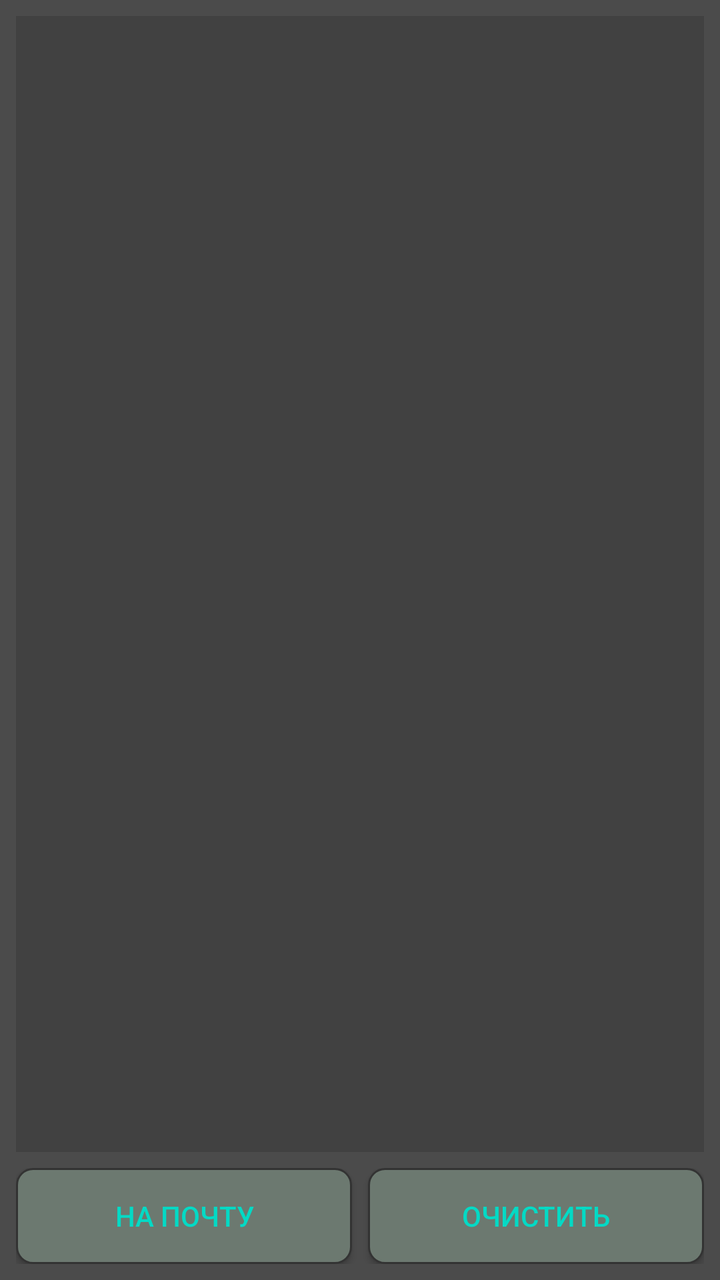
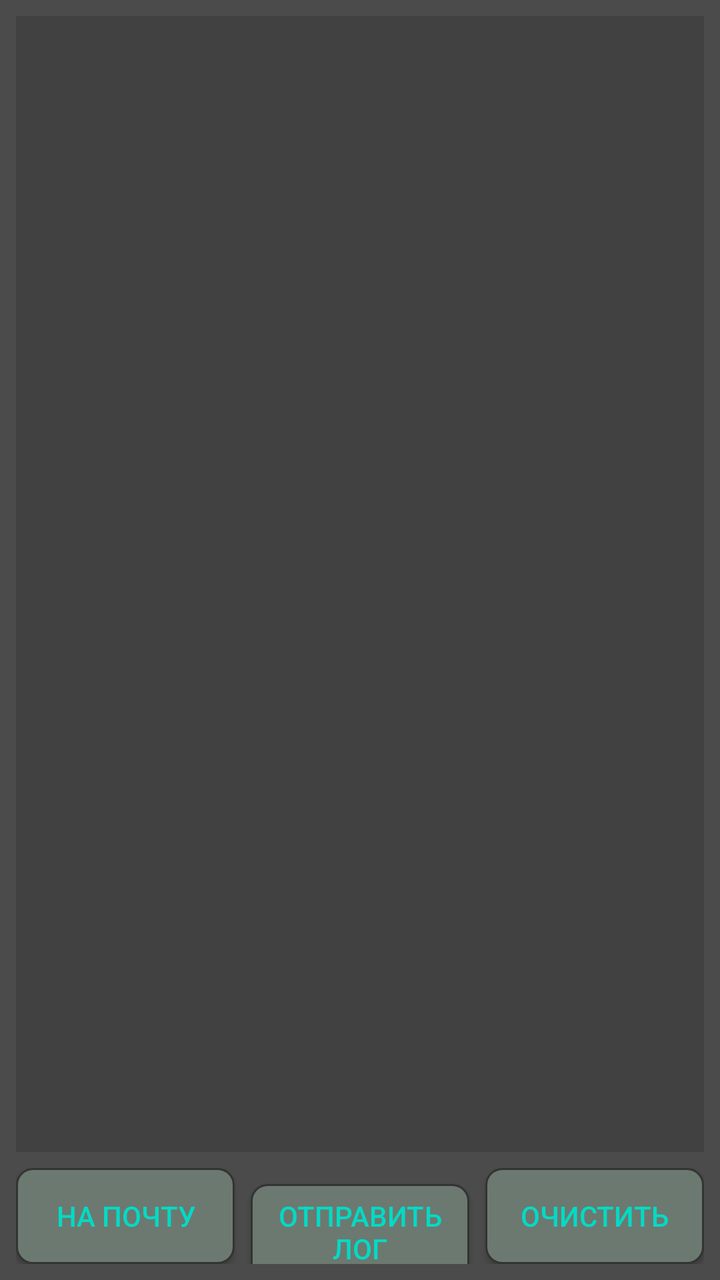

Two renders of the same Android screen: before a commit and after it. Below are the layout's source before the change and the commit's diff.
<!-- AndroidManifest.xml: application theme AppTheme -->
<!-- res/layout/activity_log.xml -->
<?xml version="1.0" encoding="utf-8"?>
<LinearLayout xmlns:android="http://schemas.android.com/apk/res/android"
    android:layout_width="match_parent"
    android:layout_height="match_parent"
    android:background="@color/colorback"
    android:orientation="vertical"
    android:padding="8dp">

    <ScrollView
        android:id="@+id/scrollView"
        android:layout_width="match_parent"
        android:layout_height="0dp"
        android:layout_weight="1"
        android:background="#22000000">

        <TextView
            android:id="@+id/tvLogs"
            android:layout_width="match_parent"
            android:layout_height="wrap_content"
            android:textColor="@color/colorButton"
            android:textSize="12sp"
            android:fontFamily="monospace" />
    </ScrollView>

    <LinearLayout
        android:layout_width="match_parent"
        android:layout_height="wrap_content"
        android:orientation="horizontal"
        android:layout_marginTop="8dp">

        <Button
            android:id="@+id/btnSendEmail"
            android:layout_width="0dp"
            android:layout_height="wrap_content"
            android:layout_weight="1"
            android:background="@drawable/roundshapebtn"
            android:text="НА ПОЧТУ"
            android:textColor="@color/colorButton" />

        <Button
            android:id="@+id/btnClearLogs"
            android:layout_width="0dp"
            android:layout_height="wrap_content"
            android:layout_weight="1"
            android:layout_marginLeft="8dp"
            android:background="@drawable/roundshapebtn"
            android:text="ОЧИСТИТЬ"
            android:textColor="@color/colorButton" />
    </LinearLayout>
</LinearLayout>
<!-- resources referenced by this layout -->
<resources>
  <color name="colorButton">#03dac5</color>
  <color name="colorback">#4b4b4b</color>
  <!-- drawable roundshapebtn (drawable) -->
  <?xml version="1.0" encoding="utf-8"?>
  <shape xmlns:android="http://schemas.android.com/apk/res/android"
      android:shape="rectangle">
      <corners android:radius="8dp" />
      <solid android:color="@color/colorButtonBack" />
      <stroke android:width="1dp" android:color="#333333" />
  </shape>
  <style name="AppTheme" parent="Theme.AppCompat.Light.NoActionBar">
          <item name="colorAccent">@color/colorAccent</item>
          <item name="colorPrimary">@color/colorPrimary</item>
          <item name="colorPrimaryDark">@color/colorPrimaryDark</item>
      </style>
  <color name="colorButtonBack">#6c7970</color>
  <color name="colorAccent">#03dac5</color>
  <color name="colorPrimary">#6200ee</color>
  <color name="colorPrimaryDark">#3700b3</color>
</resources>

<!-- the commit's change to res/layout/activity_log.xml (unified diff, before → after) -->
@@ -38,6 +38,16 @@
             android:textColor="@color/colorButton" />
 
         <Button
+            android:id="@+id/btnSendLog"
+            android:layout_width="0dp"
+            android:layout_height="wrap_content"
+            android:layout_weight="1"
+            android:layout_marginLeft="8dp"
+            android:background="@drawable/roundshapebtn"
+            android:text="ОТПРАВИТЬ ЛОГ"
+            android:textColor="@color/colorButton" />
+
+        <Button
             android:id="@+id/btnClearLogs"
             android:layout_width="0dp"
             android:layout_height="wrap_content"
